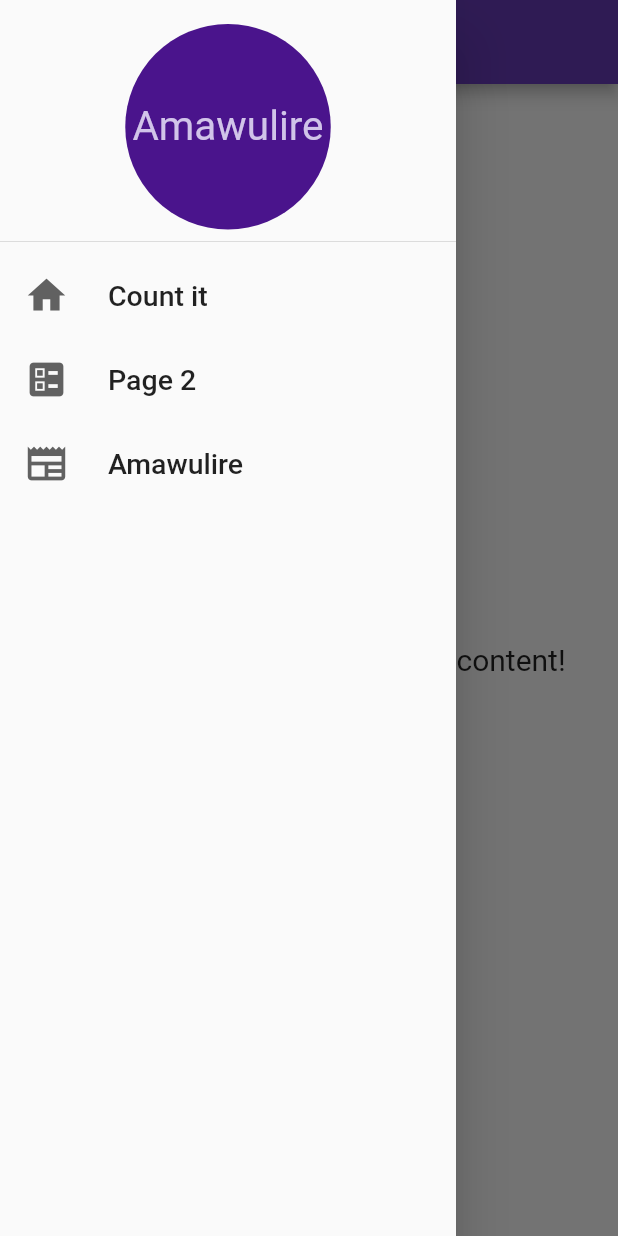
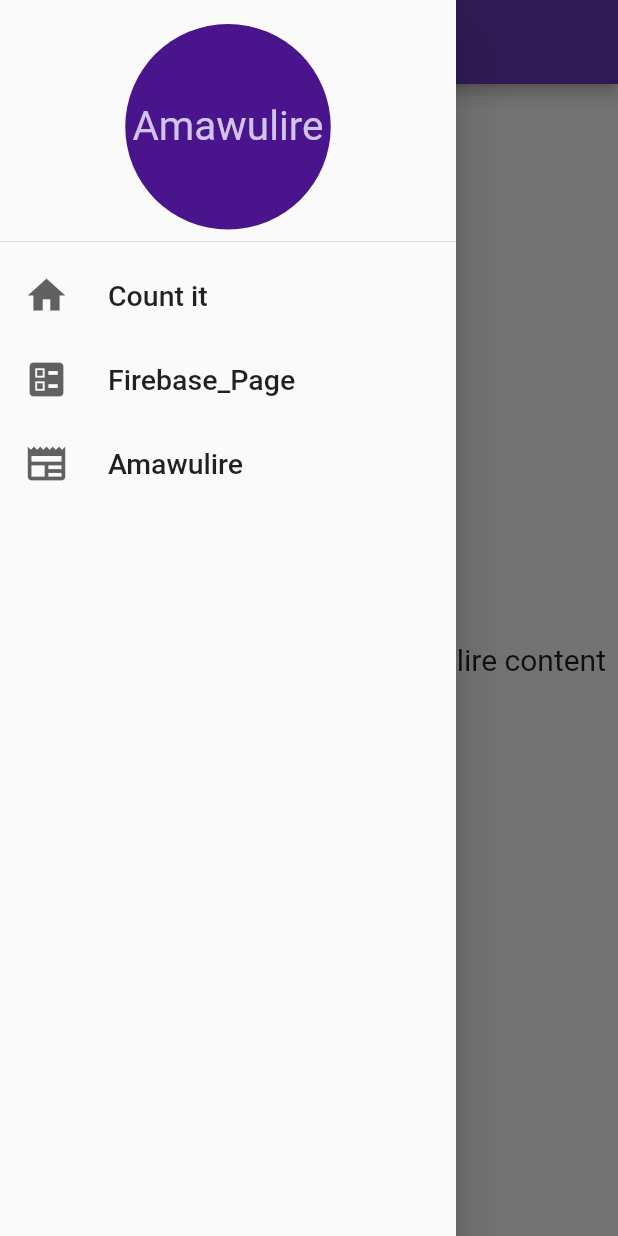
Before and after one commit to LetaaEnoch/My-App, a Flutter app: the Amawulire screen opened by its route, with the side drawer open, on a phone screen of 412 x 824 dp. Run offline on Flutter 3.47's test engine with Material 2 defaults, Android fonts, the phone set to English and light mode, and no system bars; our stand-ins replace flutter_native_splash.

Commit message:
minor changes

```diff
--- a/lib/main.dart
+++ b/lib/main.dart
@@ -26,7 +26,8 @@ class MyApp extends StatelessWidget {
       home: const MyHomePage(title: 'Count it'),
       routes: {
         '/home': (context) => const MyHomePage(title: 'Count it'),
-        '/firebase_content': (context) => const MyFireBasePage(title: 'Page 2'),
+        '/firebase_page': (context) =>
+            const MyFireBasePage(title: 'Firebase_Page'),
         '/amawulire': (context) => const Amawulire(title: 'Amawulire'),
       },
     );
--- a/lib/pages/amawulire.dart
+++ b/lib/pages/amawulire.dart
@@ -21,7 +21,8 @@ class _AmawulireState extends State<Amawulire> {
       ),
       body: const Center(
         child: Text(
-          'Here is another page awaiting content!',
+          'Here is a page with some Amawulire content',
+          textAlign: TextAlign.center,
           style: TextStyle(fontSize: 20),
         ),
       ),
--- a/lib/pages/drawer.dart
+++ b/lib/pages/drawer.dart
@@ -31,11 +31,11 @@ class MyDrawer extends StatelessWidget {
         ),
         ListTile(
           leading: Icon(Icons.ballot, size: 30, color: Colors.grey[700]),
-          title:
-              const Text('Page 2', style: TextStyle(fontSize: drawerFontSize)),
+          title: const Text('Firebase_Page',
+              style: TextStyle(fontSize: drawerFontSize)),
           onTap: () {
             Navigator.pop(context);
-            Navigator.pushReplacementNamed(context, '/firebase content');
+            Navigator.pushReplacementNamed(context, '/firebase_page');
           },
         ),
         ListTile(
--- a/lib/pages/firebase_page.dart
+++ b/lib/pages/firebase_page.dart
@@ -21,7 +21,8 @@ class _MyFireBasePageState extends State<MyFireBasePage> {
       ),
       body: const Center(
         child: Text(
-          'This is a firebase page. I\'ll put some firebase content here',
+          'This is a firebase page. I will put some firebase content here',
+          textAlign: TextAlign.center,
           style: TextStyle(fontSize: 20),
         ),
       ),
```
